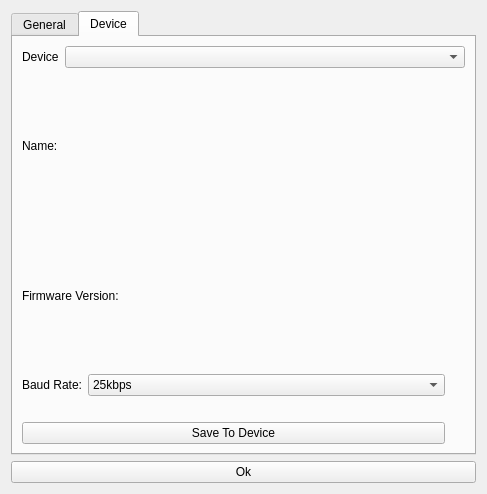
The window that cansharkgui/FormSettings.ui (DieselDemi/CAN-Shark) describes before a commit, drawn with Qt 5.
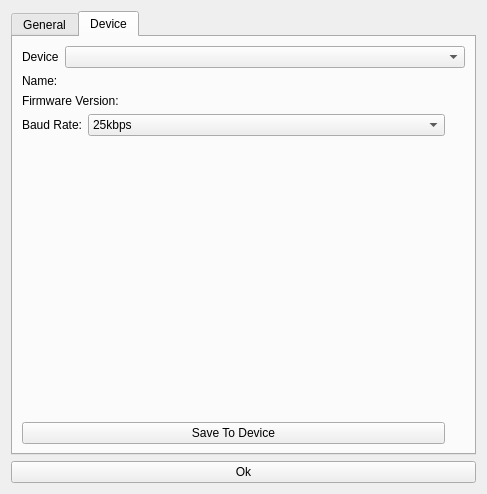
The same window after the commit. The open tabs and pages were chosen to show the change.

Commit message: Updated the settings form

The edit to the form file:
```diff
--- a/cansharkgui/FormSettings.ui
+++ b/cansharkgui/FormSettings.ui
@@ -183,12 +183,12 @@
            <item>
             <spacer name="horizontalSpacer">
              <property name="orientation">
-              <enum>Qt::Horizontal</enum>
+              <enum>Qt::Vertical</enum>
              </property>
              <property name="sizeHint" stdset="0">
               <size>
-               <width>40</width>
-               <height>20</height>
+               <width>20</width>
+               <height>40</height>
               </size>
              </property>
             </spacer>
```
Left out of the diff: 2 changed lines with no effect on the pictures.
